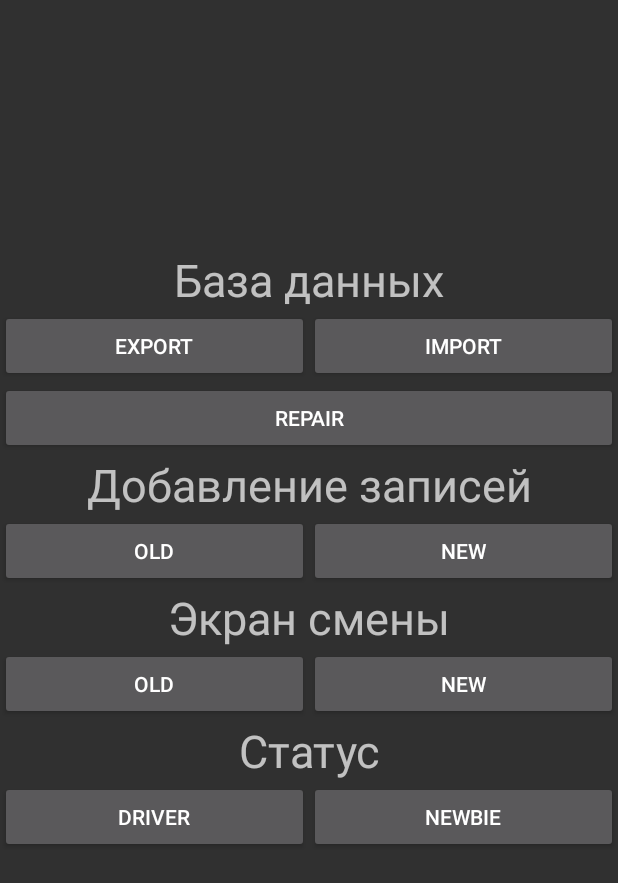
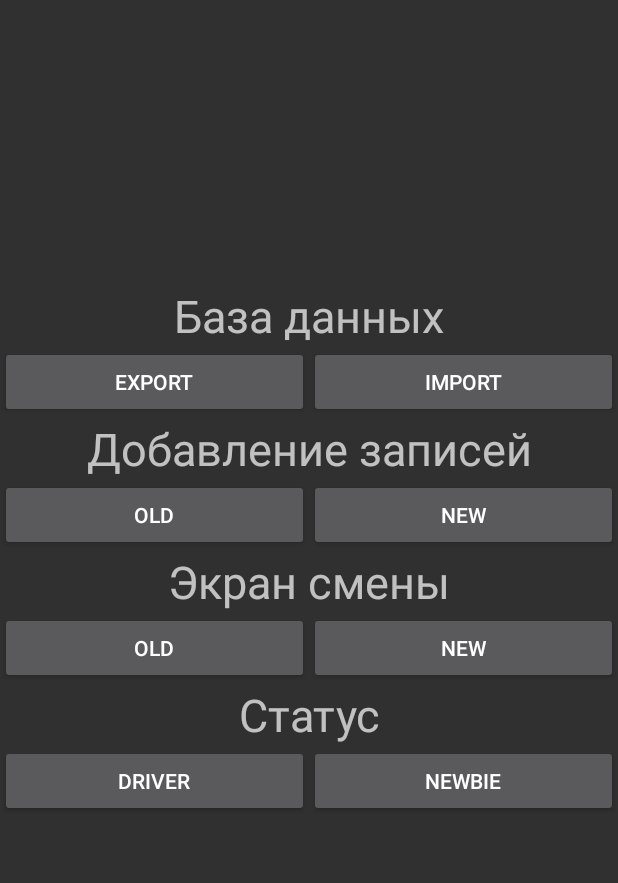
Before and after one commit to parsiphall/LoganShopDriverHelper, an Android app: the fragment MaintananceFragment shown on its own in the app's theme, on a phone screen of 412 x 824 dp. Shown: the top 883 px of the screen. Run offline under Robolectric (Android 15) with nearby library versions, the phone set to English and light mode, and no system bars.

```diff
--- a/app/build.gradle
+++ b/app/build.gradle
@@ -12,8 +12,8 @@ android {
         applicationId "com.parsiphal.loganshopdriverhelper2"
         minSdkVersion 21
         targetSdkVersion 28
-        versionCode 202005011
-        versionName "0.3.30"
+        versionCode 202005013
+        versionName "0.3.31"
         testInstrumentationRunner "androidx.test.runner.AndroidJUnitRunner"
     }
     buildTypes {
--- a/app/src/main/AndroidManifest.xml
+++ b/app/src/main/AndroidManifest.xml
@@ -27,7 +27,7 @@
         <activity
                 android:name=".MainActivity"
                 android:label="@string/app_name"
-                android:screenOrientation="fullSensor"
+                android:screenOrientation="portrait"
                 android:theme="@style/Theme.AppCompat.NoActionBar">
 
         </activity>
--- a/app/src/main/java/com/parsiphal/loganshopdriverhelper/data/Enums.kt
+++ b/app/src/main/java/com/parsiphal/loganshopdriverhelper/data/Enums.kt
@@ -1,6 +1,6 @@
 package com.parsiphal.loganshopdriverhelper.data
 
-enum class Cars(val i: Int, val id: String) { Largus(0,""), Sandero(1,""), XRay(2,"X-Ray") }
+enum class Cars(val i: Int, val id: String) { Largus(0,"Largus"), Sandero(1,"Sandero"), XRay(2,"X-Ray") }
 
 enum class WorkType(val i: Int) { Delivery(0), Move(1), Task(2), Expense(3), Other(4), Salary(5) }
 
--- a/app/src/main/res/drawable/borders_back.xml
+++ b/app/src/main/res/drawable/borders_back.xml
@@ -2,7 +2,7 @@
 <shape xmlns:android="http://schemas.android.com/apk/res/android">
     <solid android:color="@color/colorPrimaryDark"/>
     <!--    for release-->
-<!--        <stroke android:width="0.3dip" android:color="#0085e5"/>-->
+        <stroke android:width="0.3dip" android:color="#0085e5"/>
     <!--    for alpha-->
-        <stroke android:width="0.3dip" android:color="#aaaaaa"/>
+<!--        <stroke android:width="0.3dip" android:color="#aaaaaa"/>-->
 </shape>
--- a/app/src/main/res/layout/fragment_maintanance.xml
+++ b/app/src/main/res/layout/fragment_maintanance.xml
@@ -38,11 +38,6 @@
                     android:layout_weight="1"
                     android:text="@string/maint_import" />
         </LinearLayout>
-        <Button
-                android:id="@+id/maint_repair"
-                android:layout_width="match_parent"
-                android:layout_height="wrap_content"
-                android:text="@string/repair" />
 
         <TextView
                 android:layout_width="match_parent"
```
Also changed, not shown: app/src/main/java/com/parsiphal/loganshopdriverhelper/fragments/MaintananceFragment.kt (+0 -14 lines), app/src/main/java/com/parsiphal/loganshopdriverhelper/fragments/ShiftFragmentNew.kt (+5 -9 lines).
